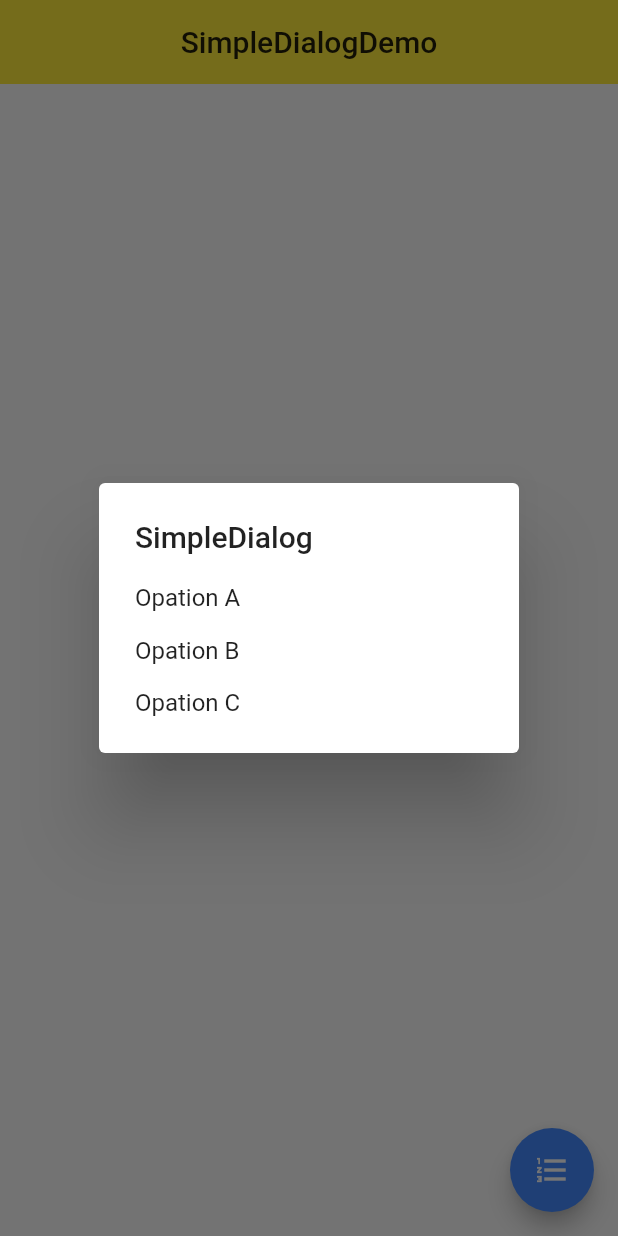
After one commit to styjs/flutter_demo1, a Flutter app: the SimpleDialogDemo screen opened directly, after a tap on the "format list numbered" icon, on a phone screen of 412 x 824 dp. The commit adds this screen. Run offline on Flutter 3.47's test engine with Material 2 defaults, Android fonts, the phone set to English and light mode, and no system bars.

Commit message:
dialog part

```diff
--- a/lib/demo/material_components.dart
+++ b/lib/demo/material_components.dart
@@ -5,6 +5,7 @@ import './radio_demo.dart';
 import './switch_demo.dart';
 import './slider_demo.dart';
 import './datetime_demo.dart';
+import './simple_dialog_demo.dart';
 
 class MetarialComponentsDemo extends StatelessWidget {
   @override
@@ -16,6 +17,7 @@ class MetarialComponentsDemo extends StatelessWidget {
       ),
       body: ListView(
         children: <Widget>[
+          ListItem(title: 'SimpleDialog', page: SimpleDialogDemo()),
           ListItem(title: 'DateTime', page: DateTimeDemo()),
           ListItem(title: 'Slider', page: SliderDemo()),
           ListItem(title: 'Switch', page: SwitchDemo()),
--- /dev/null
+++ b/lib/demo/simple_dialog_demo.dart
@@ -0,0 +1,101 @@
+import 'package:flutter/material.dart';
+import 'dart:async';
+
+enum Option
+{
+  A, B, C
+}
+
+class SimpleDialogDemo extends StatefulWidget {
+  @override
+  _SimpleDialogDemoState createState() => _SimpleDialogDemoState();
+}
+
+class _SimpleDialogDemoState extends State<SimpleDialogDemo> {
+  String _choice = "Nothing";
+
+  Future<void> _showSimpleDialog () async {
+    final option = await showDialog(
+      context: context,
+      builder: (BuildContext context) {
+        return SimpleDialog(
+          title: Text('SimpleDialog'),
+          children: <Widget>[
+            SimpleDialogOption(
+              child: Text('Opation A'),
+              onPressed: () {
+                Navigator.pop(context, Option.A);
+              },
+            ),
+            SimpleDialogOption(
+              child: Text('Opation B'),
+              onPressed: () {
+                Navigator.pop(context, Option.B);
+              },
+            ),
+            SimpleDialogOption(
+              child: Text('Opation C'),
+              onPressed: () {
+                Navigator.pop(context, Option.C);
+              },
+            )
+          ],
+        );
+      }
+    );
+
+    debugPrint('option $option');
+
+    switch (option) {
+      case Option.A:
+        setState(() {
+          _choice = 'A';
+        });
+        break;
+      case Option.B:
+        setState(() {
+          _choice = 'B';
+        });
+        break;
+      case Option.C:
+        setState(() {
+          _choice = 'C';
+        });
+        break;
+      default:
+    }
+  }
+
+  @override
+  Widget build(BuildContext context) {
+    return Scaffold(
+      appBar: AppBar(
+        title: Text('SimpleDialogDemo'),
+        centerTitle: true,
+        elevation: 0.0,
+      ),
+
+      body: Container(
+        padding: EdgeInsets.all(16.0),
+        child: Column(
+          mainAxisAlignment: MainAxisAlignment.center,
+          children: <Widget>[
+            Row(
+              mainAxisAlignment: MainAxisAlignment.center,
+              children: <Widget>[
+                Text('Your Choice is: $_choice')
+              ]
+            )
+          ],
+        )
+      ),
+
+      floatingActionButton: FloatingActionButton(
+        child: Icon(Icons.format_list_numbered),
+        backgroundColor: Colors.blueAccent,
+        foregroundColor: Colors.white,
+        onPressed: _showSimpleDialog,
+      ),
+    );
+  }
+}
```
